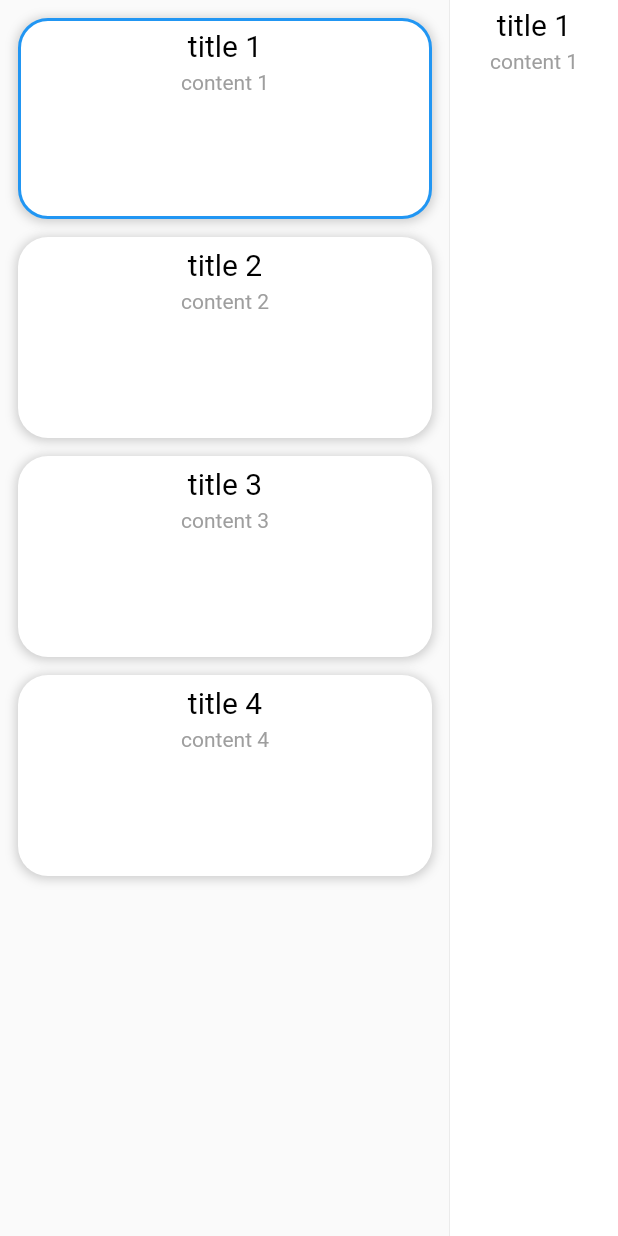
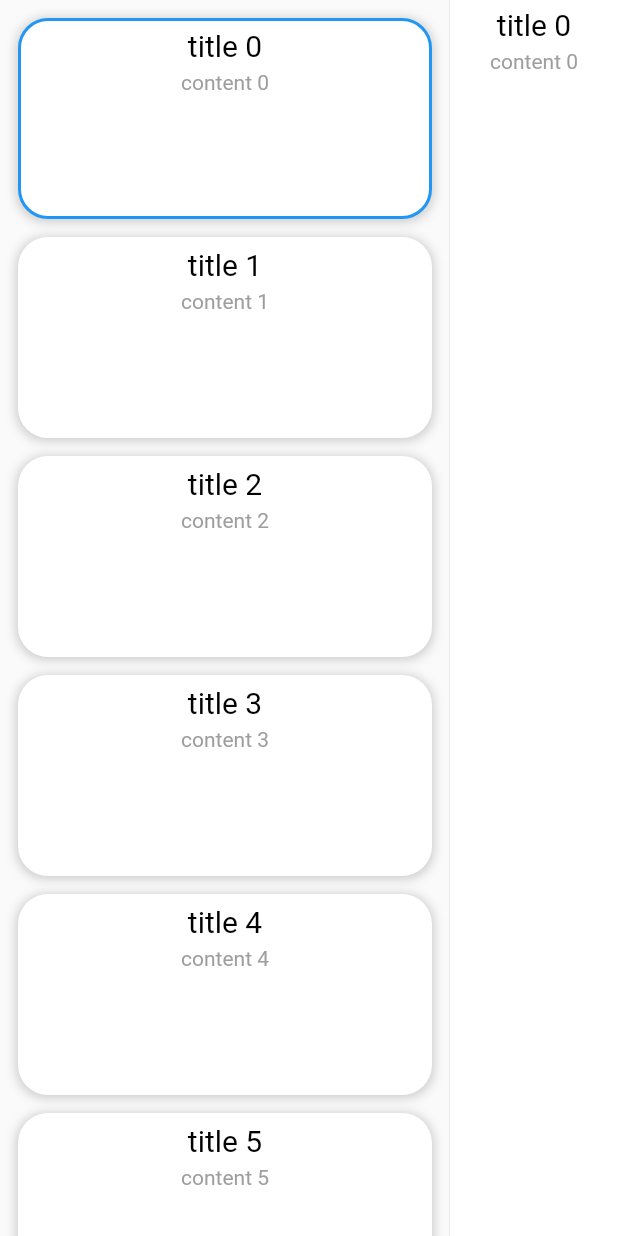
Before and after one commit to akichusell/flutter_study, a Flutter app: the screen it shows after launch, on a phone screen of 412 x 824 dp. Run offline on Flutter 3.47's test engine with Material 2 defaults, Android fonts, the phone set to English and light mode, and no system bars; missing offline and left inert: window_size.

Commit message:
dummy data - generate

```diff
--- /dev/null
+++ b/lib/data/memo_database.dart
@@ -0,0 +1,9 @@
+import 'memo_data.dart';
+import 'dart:core';
+
+class MemoDatabase {
+  static final dataList = List<MemoData>.generate(100,
+          (i) => MemoData(title: "title $i",
+                          content: "content $i"),
+      growable: true);
+}
--- a/lib/ui/page.dart
+++ b/lib/ui/page.dart
@@ -1,29 +1,13 @@
 import 'package:flutter/material.dart';
 
 import '../data/memo_data.dart';
+import '../data/memo_database.dart';
 import 'detail_memo.dart';
 import 'listview_memo.dart';
 
 // ignore: must_be_immutable
 class AppPage extends StatefulWidget {
-  List<MemoData> dataList = <MemoData>[
-    MemoData(
-        title:"title 1",
-        content:"content 1"
-    ),
-    MemoData(
-        title: "title 2",
-        content: "content 2"
-    ),
-    MemoData(
-        title: "title 3",
-        content: "content 3"
-    ),
-    MemoData(
-        title: "title 4",
-        content: "content 4"
-    ),
-  ];
+  List<MemoData> dataList = MemoDatabase.dataList;
 
   AppPage({super.key});
 
```
